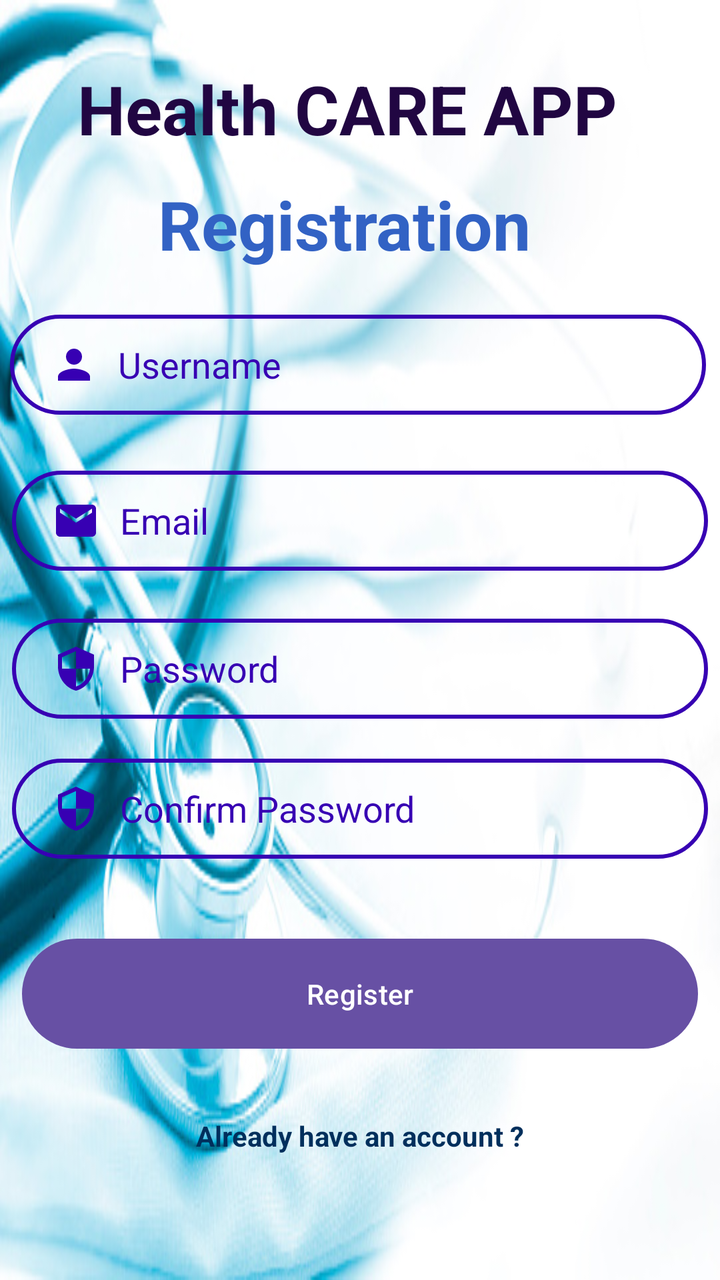
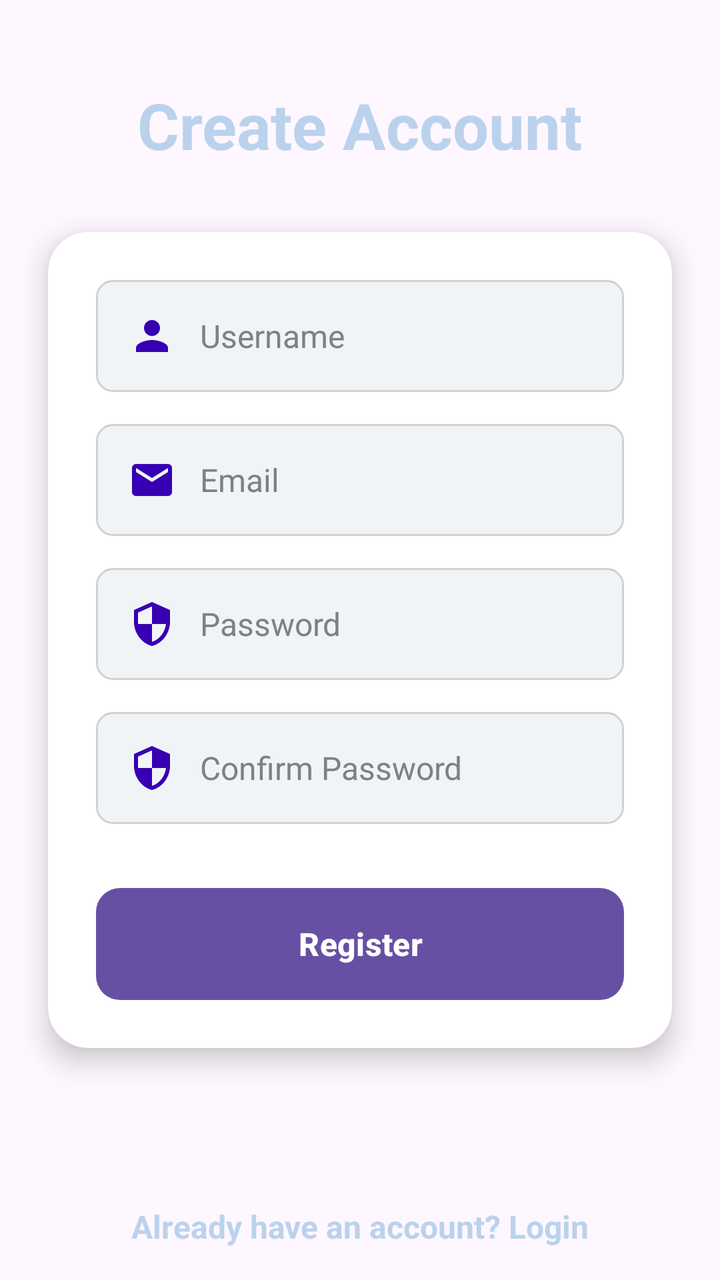

Before-and-after screenshots of an Android layout around one commit, followed by the original layout XML and the change that was made.
<!-- AndroidManifest.xml: application theme Theme.HealthCare -->
<!-- res/layout/activity_register.xml -->
<?xml version="1.0" encoding="utf-8"?>
<androidx.constraintlayout.widget.ConstraintLayout xmlns:android="http://schemas.android.com/apk/res/android"
    xmlns:app="http://schemas.android.com/apk/res-auto"
    xmlns:tools="http://schemas.android.com/tools"
    android:id="@+id/main"
    android:layout_width="match_parent"
    android:layout_height="match_parent"
    tools:context=".Views.RegisterActivity"
    android:background="@drawable/back">

    <TextView
        android:id="@+id/textView3"
        android:layout_width="wrap_content"
        android:layout_height="wrap_content"
        android:text="Health CARE APP"
        android:textColor="@color/colorDark"
        android:textSize="34sp"
        android:textStyle="bold"
        app:layout_constraintBottom_toBottomOf="parent"
        app:layout_constraintEnd_toEndOf="parent"
        app:layout_constraintHorizontal_bias="0.429"
        app:layout_constraintStart_toStartOf="parent"
        app:layout_constraintTop_toTopOf="parent"
        app:layout_constraintVertical_bias="0.053" />

    <TextView
        android:id="@+id/textView4"
        android:layout_width="wrap_content"
        android:layout_height="wrap_content"
        android:text="Registration"
        android:textColor="@color/colorPrimaryDark"
        android:textSize="34sp"
        android:textStyle="bold"
        app:layout_constraintBottom_toBottomOf="parent"
        app:layout_constraintEnd_toEndOf="parent"
        app:layout_constraintHorizontal_bias="0.455"
        app:layout_constraintStart_toStartOf="parent"
        app:layout_constraintTop_toBottomOf="@+id/textView3"
        app:layout_constraintVertical_bias="0.024" />

    <EditText
        android:id="@+id/editTextRegUserName"
        android:layout_width="348dp"
        android:layout_height="50dp"
        android:background="@drawable/input_bg"
        android:drawableLeft="@drawable/ic_baseline_person_24"
        android:drawablePadding="10dp"
        android:ems="10"
        android:hint="Username"
        android:inputType="textPersonName"
        android:paddingLeft="20dp"
        android:paddingTop="10dp"
        android:paddingRight="10dp"
        android:paddingBottom="10dp"
        android:textColor="@color/purple_700"
        android:textColorHint="@color/purple_700"
        app:layout_constraintBottom_toBottomOf="parent"
        app:layout_constraintEnd_toEndOf="parent"
        app:layout_constraintHorizontal_bias="0.412"
        app:layout_constraintStart_toStartOf="parent"
        app:layout_constraintTop_toBottomOf="@+id/textView4"
        app:layout_constraintVertical_bias="0.05" />

    <EditText
        android:id="@+id/editTextRegEmail"
        android:layout_width="348dp"
        android:layout_height="50dp"
        android:layout_marginTop="28dp"
        android:layout_marginBottom="304dp"
        android:background="@drawable/input_bg"
        android:drawableLeft="@drawable/ic_baseline_email_24"
        android:drawablePadding="10dp"
        android:ems="10"
        android:hint="Email"
        android:inputType="textPersonName"
        android:paddingLeft="20dp"
        android:paddingTop="10dp"
        android:paddingRight="10dp"
        android:paddingBottom="10dp"
        android:textColor="@color/purple_700"
        android:textColorHint="@color/purple_700"
        app:layout_constraintBottom_toBottomOf="parent"
        app:layout_constraintEnd_toEndOf="parent"
        app:layout_constraintHorizontal_bias="0.492"
        app:layout_constraintStart_toStartOf="parent"
        app:layout_constraintTop_toBottomOf="@+id/editTextRegUserName"
        app:layout_constraintVertical_bias="0.0" />

    <EditText
        android:id="@+id/editTextRegPassword"
        android:layout_width="348dp"
        android:layout_height="50dp"
        android:layout_marginTop="24dp"
        android:background="@drawable/input_bg"
        android:drawableLeft="@drawable/ic_baseline_security_24"
        android:drawablePadding="10dp"
        android:ems="10"
        android:hint="Password"
        android:inputType="textPassword"
        android:paddingLeft="20dp"
        android:paddingTop="10dp"
        android:paddingRight="10dp"
        android:paddingBottom="10dp"
        android:textColor="@color/purple_700"
        android:textColorHint="@color/purple_700"
        app:layout_constraintEnd_toEndOf="parent"
        app:layout_constraintHorizontal_bias="0.492"
        app:layout_constraintStart_toStartOf="parent"
        app:layout_constraintTop_toBottomOf="@+id/editTextRegEmail" />

    <EditText
        android:id="@+id/editTextRegConfirmPassword"
        android:layout_width="348dp"
        android:layout_height="50dp"
        android:layout_marginTop="20dp"
        android:background="@drawable/input_bg"
        android:drawableLeft="@drawable/ic_baseline_security_24"
        android:drawablePadding="10dp"
        android:ems="10"
        android:hint="Confirm Password"
        android:inputType="textPassword"
        android:paddingLeft="20dp"
        android:paddingTop="10dp"
        android:paddingRight="10dp"
        android:paddingBottom="10dp"
        android:textColor="@color/purple_700"
        android:textColorHint="@color/purple_700"
        app:layout_constraintEnd_toEndOf="parent"
        app:layout_constraintHorizontal_bias="0.492"
        app:layout_constraintStart_toStartOf="parent"
        app:layout_constraintTop_toBottomOf="@+id/editTextRegPassword" />

    <Button
        android:id="@+id/buttonRegister"
        android:layout_width="338dp"
        android:layout_height="55dp"
        android:layout_marginTop="40dp"
        android:background="@drawable/btn_bg"
        android:text="Register"
        app:layout_constraintEnd_toEndOf="parent"
        app:layout_constraintHorizontal_bias="0.493"
        app:layout_constraintStart_toStartOf="parent"
        app:layout_constraintTop_toBottomOf="@+id/editTextRegConfirmPassword" />

    <TextView
        android:id="@+id/textViewExistingUser"
        android:layout_width="wrap_content"
        android:layout_height="wrap_content"
        android:layout_marginTop="34dp"
        android:text="Already have an account ?"
        android:textColor="@color/bleutitre"
        android:textStyle="bold"
        app:layout_constraintBottom_toBottomOf="parent"
        app:layout_constraintEnd_toEndOf="parent"
        app:layout_constraintStart_toStartOf="parent"
        app:layout_constraintTop_toBottomOf="@+id/buttonRegister"
        app:layout_constraintVertical_bias="0.0" />

</androidx.constraintlayout.widget.ConstraintLayout>
<!-- resources referenced by this layout -->
<resources>
  <color name="bleutitre">#002F5C</color>
  <color name="colorDark">#FF210642</color>
  <color name="colorPrimaryDark">#3262C4</color>
  <color name="purple_700">#FF3700B3</color>
  <!-- drawable back: jpg bitmap (drawable, 62881 bytes) -->
  <!-- drawable btn_bg (drawable) -->
  <?xml version="1.0" encoding="utf-8"?>
  <shape xmlns:android="http://schemas.android.com/apk/res/android">
      <solid android:color="@color/colorWhite"/>
      <corners android:radius="70dp"/>
  </shape>
  <!-- drawable ic_baseline_email_24 (drawable) -->
  <vector android:height="24dp" android:tint="@color/purple_700"
      android:viewportHeight="24" android:viewportWidth="24"
      android:width="24dp" xmlns:android="http://schemas.android.com/apk/res/android">
      <path android:fillColor="@android:color/white" android:pathData="M20,4L4,4c-1.1,0 -1.99,0.9 -1.99,2L2,18c0,1.1 0.9,2 2,2h16c1.1,0 2,-0.9 2,-2L22,6c0,-1.1 -0.9,-2 -2,-2zM20,8l-8,5 -8,-5L4,6l8,5 8,-5v2z"/>
  </vector>
  <!-- drawable ic_baseline_person_24 (drawable) -->
  <vector android:height="24dp" android:tint="@color/purple_700"
      android:viewportHeight="24" android:viewportWidth="24"
      android:width="24dp" xmlns:android="http://schemas.android.com/apk/res/android">
      <path android:fillColor="@android:color/white" android:pathData="M12,12c2.21,0 4,-1.79 4,-4s-1.79,-4 -4,-4 -4,1.79 -4,4 1.79,4 4,4zM12,14c-2.67,0 -8,1.34 -8,4v2h16v-2c0,-2.66 -5.33,-4 -8,-4z"/>
  </vector>
  <!-- drawable ic_baseline_security_24 (drawable) -->
  <vector android:height="24dp" android:tint="@color/purple_700"
      android:viewportHeight="24" android:viewportWidth="24"
      android:width="24dp" xmlns:android="http://schemas.android.com/apk/res/android">
      <path android:fillColor="@android:color/white" android:pathData="M12,1L3,5v6c0,5.55 3.84,10.74 9,12 5.16,-1.26 9,-6.45 9,-12L21,5l-9,-4zM12,11.99h7c-0.53,4.12 -3.28,7.79 -7,8.94L12,12L5,12L5,6.3l7,-3.11v8.8z"/>
  </vector>
  <!-- drawable input_bg (drawable) -->
  <?xml version="1.0" encoding="utf-8"?>
  <shape xmlns:android="http://schemas.android.com/apk/res/android">
      <stroke android:color="@color/purple_700" android:width="2dp"/>
      <corners android:radius="70dp" />
  </shape>
  <style name="Theme.HealthCare" parent="Base.Theme.HealthCare" />
  <color name="colorWhite">#FFFFFF</color>
  <style name="Base.Theme.HealthCare" parent="Theme.Material3.DayNight.NoActionBar">
          
          
      </style>
</resources>

<!-- the commit's change to res/layout/activity_register.xml (unified diff, before → after) -->
@@ -1,159 +1,125 @@
 <?xml version="1.0" encoding="utf-8"?>
-<androidx.constraintlayout.widget.ConstraintLayout xmlns:android="http://schemas.android.com/apk/res/android"
+<androidx.constraintlayout.widget.ConstraintLayout
+    xmlns:android="http://schemas.android.com/apk/res/android"
     xmlns:app="http://schemas.android.com/apk/res-auto"
     xmlns:tools="http://schemas.android.com/tools"
     android:id="@+id/main"
     android:layout_width="match_parent"
     android:layout_height="match_parent"
     tools:context=".Views.RegisterActivity"
-    android:background="@drawable/back">
+    android:background="@drawable/subtle_blue_gradient">
 
+    
     <TextView
-        android:id="@+id/textView3"
+        android:id="@+id/title_form"
         android:layout_width="wrap_content"
         android:layout_height="wrap_content"
-        android:text="Health CARE APP"
-        android:textColor="@color/colorDark"
-        android:textSize="34sp"
+        android:text="Create Account"
+        android:textColor="@color/bleu"
+        android:textSize="32sp"
         android:textStyle="bold"
+        android:layout_marginBottom="32dp"
+        app:layout_constraintBottom_toTopOf="@+id/card_view_register"
+        app:layout_constraintEnd_toEndOf="@+id/card_view_register"
+        app:layout_constraintStart_toStartOf="@+id/card_view_register" />
+
+    
+    <androidx.cardview.widget.CardView
+        android:id="@+id/card_view_register"
+        android:layout_width="0dp"
+        android:layout_height="wrap_content"
+        android:layout_marginStart="24dp"
+        android:layout_marginEnd="24dp"
+        app:cardCornerRadius="20dp"
+        app:cardElevation="8dp"
         app:layout_constraintBottom_toBottomOf="parent"
         app:layout_constraintEnd_toEndOf="parent"
-        app:layout_constraintHorizontal_bias="0.429"
         app:layout_constraintStart_toStartOf="parent"
-        app:layout_constraintTop_toTopOf="parent"
-        app:layout_constraintVertical_bias="0.053" />
+        app:layout_constraintTop_toTopOf="parent">
 
-    <TextView
-        android:id="@+id/textView4"
-        android:layout_width="wrap_content"
-        android:layout_height="wrap_content"
-        android:text="Registration"
-        android:textColor="@color/colorPrimaryDark"
-        android:textSize="34sp"
-        android:textStyle="bold"
-        app:layout_constraintBottom_toBottomOf="parent"
-        app:layout_constraintEnd_toEndOf="parent"
-        app:layout_constraintHorizontal_bias="0.455"
-        app:layout_constraintStart_toStartOf="parent"
-        app:layout_constraintTop_toBottomOf="@+id/textView3"
-        app:layout_constraintVertical_bias="0.024" />
+        <androidx.constraintlayout.widget.ConstraintLayout
+            android:layout_width="match_parent"
+            android:layout_height="wrap_content"
+            android:padding="24dp">
 
-    <EditText
-        android:id="@+id/editTextRegUserName"
-        android:layout_width="348dp"
-        android:layout_height="50dp"
-        android:background="@drawable/input_bg"
-        android:drawableLeft="@drawable/ic_baseline_person_24"
-        android:drawablePadding="10dp"
-        android:ems="10"
-        android:hint="Username"
-        android:inputType="textPersonName"
-        android:paddingLeft="20dp"
-        android:paddingTop="10dp"
-        android:paddingRight="10dp"
-        android:paddingBottom="10dp"
-        android:textColor="@color/purple_700"
-        android:textColorHint="@color/purple_700"
-        app:layout_constraintBottom_toBottomOf="parent"
-        app:layout_constraintEnd_toEndOf="parent"
-        app:layout_constraintHorizontal_bias="0.412"
-        app:layout_constraintStart_toStartOf="parent"
-        app:layout_constraintTop_toBottomOf="@+id/textView4"
-        app:layout_constraintVertical_bias="0.05" />
+            
+            <EditText
+                android:id="@+id/editTextRegUserName"
+                style="@style/LoginEditText"
+                android:drawableStart="@drawable/ic_baseline_person_24"
+                android:hint="Username"
+                android:inputType="textPersonName"
+                app:layout_constraintEnd_toEndOf="parent"
+                app:layout_constraintStart_toStartOf="parent"
+                app:layout_constraintTop_toTopOf="parent" />
 
-    <EditText
-        android:id="@+id/editTextRegEmail"
-        android:layout_width="348dp"
-        android:layout_height="50dp"
-        android:layout_marginTop="28dp"
-        android:layout_marginBottom="304dp"
-        android:background="@drawable/input_bg"
-        android:drawableLeft="@drawable/ic_baseline_email_24"
-        android:drawablePadding="10dp"
-        android:ems="10"
-        android:hint="Email"
-        android:inputType="textPersonName"
-        android:paddingLeft="20dp"
-        android:paddingTop="10dp"
-        android:paddingRight="10dp"
-        android:paddingBottom="10dp"
-        android:textColor="@color/purple_700"
-        android:textColorHint="@color/purple_700"
-        app:layout_constraintBottom_toBottomOf="parent"
-        app:layout_constraintEnd_toEndOf="parent"
-        app:layout_constraintHorizontal_bias="0.492"
-        app:layout_constraintStart_toStartOf="parent"
-        app:layout_constraintTop_toBottomOf="@+id/editTextRegUserName"
-        app:layout_constraintVertical_bias="0.0" />
+            
+            <EditText
+                android:id="@+id/editTextRegEmail"
+                style="@style/LoginEditText"
+                android:layout_marginTop="16dp"
+                android:drawableStart="@drawable/ic_baseline_email_24"
+                android:hint="Email"
+                android:inputType="textEmailAddress"
+                app:layout_constraintEnd_toEndOf="parent"
+                app:layout_constraintStart_toStartOf="parent"
+                app:layout_constraintTop_toBottomOf="@+id/editTextRegUserName" />
 
-    <EditText
-        android:id="@+id/editTextRegPassword"
-        android:layout_width="348dp"
-        android:layout_height="50dp"
-        android:layout_marginTop="24dp"
-        android:background="@drawable/input_bg"
-        android:drawableLeft="@drawable/ic_baseline_security_24"
-        android:drawablePadding="10dp"
-        android:ems="10"
-        android:hint="Password"
-        android:inputType="textPassword"
-        android:paddingLeft="20dp"
-        android:paddingTop="10dp"
-        android:paddingRight="10dp"
-        android:paddingBottom="10dp"
-        android:textColor="@color/purple_700"
-        android:textColorHint="@color/purple_700"
-        app:layout_constraintEnd_toEndOf="parent"
-        app:layout_constraintHorizontal_bias="0.492"
-        app:layout_constraintStart_toStartOf="parent"
-        app:layout_constraintTop_toBottomOf="@+id/editTextRegEmail" />
+            
+            <EditText
+                android:id="@+id/editTextRegPassword"
+                style="@style/LoginEditText"
+                android:layout_marginTop="16dp"
+                android:drawableStart="@drawable/ic_baseline_security_24"
+                android:hint="Password"
+                android:inputType="textPassword"
+                app:layout_constraintEnd_toEndOf="parent"
+                app:layout_constraintStart_toStartOf="parent"
+                app:layout_constraintTop_toBottomOf="@+id/editTextRegEmail" />
 
-    <EditText
-        android:id="@+id/editTextRegConfirmPassword"
-        android:layout_width="348dp"
-        android:layout_height="50dp"
-        android:layout_marginTop="20dp"
-        android:background="@drawable/input_bg"
-        android:drawableLeft="@drawable/ic_baseline_security_24"
-        android:drawablePadding="10dp"
-        android:ems="10"
-        android:hint="Confirm Password"
-        android:inputType="textPassword"
-        android:paddingLeft="20dp"
-        android:paddingTop="10dp"
-        android:paddingRight="10dp"
-        android:paddingBottom="10dp"
-        android:textColor="@color/purple_700"
-        android:textColorHint="@color/purple_700"
-        app:layout_constraintEnd_toEndOf="parent"
-        app:layout_constraintHorizontal_bias="0.492"
-        app:layout_constraintStart_toStartOf="parent"
-        app:layout_constraintTop_toBottomOf="@+id/editTextRegPassword" />
+            
+            <EditText
+                android:id="@+id/editTextRegConfirmPassword"
+                style="@style/LoginEditText"
+                android:layout_marginTop="16dp"
+                android:drawableStart="@drawable/ic_baseline_security_24"
+                android:hint="Confirm Password"
+                android:inputType="textPassword"
+                app:layout_constraintEnd_toEndOf="parent"
+                app:layout_constraintStart_toStartOf="parent"
+                app:layout_constraintTop_toBottomOf="@+id/editTextRegPassword" />
 
-    <Button
-        android:id="@+id/buttonRegister"
-        android:layout_width="338dp"
-        android:layout_height="55dp"
-        android:layout_marginTop="40dp"
-        android:background="@drawable/btn_bg"
-        android:text="Register"
-        app:layout_constraintEnd_toEndOf="parent"
-        app:layout_constraintHorizontal_bias="0.493"
-        app:layout_constraintStart_toStartOf="parent"
-        app:layout_constraintTop_toBottomOf="@+id/editTextRegConfirmPassword" />
+            
+            <Button
+                android:id="@+id/buttonRegister"
+                android:layout_width="0dp"
+                android:layout_height="56dp"
+                android:layout_marginTop="32dp"
+                android:background="@drawable/modern_button_background"
+                android:text="Register"
+                android:textColor="@android:color/white"
+                android:textSize="16sp"
+                android:textStyle="bold"
+                app:layout_constraintEnd_toEndOf="parent"
+                app:layout_constraintStart_toStartOf="parent"
+                app:layout_constraintTop_toBottomOf="@+id/editTextRegConfirmPassword"
+                app:layout_constraintBottom_toBottomOf="parent"/>
 
+        </androidx.constraintlayout.widget.ConstraintLayout>
+    </androidx.cardview.widget.CardView>
+
+    
     <TextView
         android:id="@+id/textViewExistingUser"
         android:layout_width="wrap_content"
         android:layout_height="wrap_content"
-        android:layout_marginTop="34dp"
-        android:text="Already have an account ?"
-        android:textColor="@color/bleutitre"
+        android:padding="16dp"
+        android:text="Already have an account? Login"
+        android:textColor="@color/bleu"
+        android:textSize="16sp"
         android:textStyle="bold"
         app:layout_constraintBottom_toBottomOf="parent"
         app:layout_constraintEnd_toEndOf="parent"
-        app:layout_constraintStart_toStartOf="parent"
-        app:layout_constraintTop_toBottomOf="@+id/buttonRegister"
-        app:layout_constraintVertical_bias="0.0" />
+        app:layout_constraintStart_toStartOf="parent" />
 
 </androidx.constraintlayout.widget.ConstraintLayout>
<!-- resource entries referenced after the edit -->
@@ -1,16 +1,29 @@
 <!-- resources referenced by this layout -->
 <resources>
-  <color name="bleutitre">#002F5C</color>
-  <color name="colorDark">#FF210642</color>
-  <color name="colorPrimaryDark">#3262C4</color>
+  <color name="bleu">#BBD2EC</color>
   <color name="purple_700">#FF3700B3</color>
-  <!-- drawable back: jpg bitmap (drawable, 62881 bytes) -->
-  <!-- drawable btn_bg (drawable) -->
-  <?xml version="1.0" encoding="utf-8"?>
-  <shape xmlns:android="http://schemas.android.com/apk/res/android">
-      <solid android:color="@color/colorWhite"/>
-      <corners android:radius="70dp"/>
-  </shape>
+  <!-- drawable edittext_background (drawable) -->
+  <selector xmlns:android="http://schemas.android.com/apk/res/android">
+  
+      
+      <item android:state_focused="true">
+          <shape android:shape="rectangle">
+              <solid android:color="#FFFFFF" />
+              <corners android:radius="8dp" />
+              <stroke android:width="2dp" android:color="@color/bleu" /> 
+          </shape>
+      </item>
+  
+      
+      <item>
+          <shape android:shape="rectangle">
+              <solid android:color="#F0F4F7" /> 
+              <corners android:radius="8dp" />
+              <stroke android:width="1dp" android:color="#D0D0D0" /> 
+          </shape>
+      </item>
+  
+  </selector>
   <!-- drawable ic_baseline_email_24 (drawable) -->
   <vector android:height="24dp" android:tint="@color/purple_700"
       android:viewportHeight="24" android:viewportWidth="24"
@@ -29,14 +42,34 @@
       android:width="24dp" xmlns:android="http://schemas.android.com/apk/res/android">
       <path android:fillColor="@android:color/white" android:pathData="M12,1L3,5v6c0,5.55 3.84,10.74 9,12 5.16,-1.26 9,-6.45 9,-12L21,5l-9,-4zM12,11.99h7c-0.53,4.12 -3.28,7.79 -7,8.94L12,12L5,12L5,6.3l7,-3.11v8.8z"/>
   </vector>
-  <!-- drawable input_bg (drawable) -->
+  <!-- drawable modern_button_background (drawable) -->
+  <ripple xmlns:android="http://schemas.android.com/apk/res/android"
+      android:color="#FFFFFF"> 
+  
+       <item>
+          <shape android:shape="rectangle">
+              <solid android:color="@color/bleu"/> 
+              <corners android:radius="12dp"/>
+          </shape>
+      </item>
+  </ripple>
+  <!-- drawable subtle_blue_gradient (drawable) -->
   <?xml version="1.0" encoding="utf-8"?>
-  <shape xmlns:android="http://schemas.android.com/apk/res/android">
-      <stroke android:color="@color/purple_700" android:width="2dp"/>
-      <corners android:radius="70dp" />
-  </shape>
+  <selector xmlns:android="http://schemas.android.com/apk/res/android">
+  
+  </selector>
+  <style name="LoginEditText">
+          <item name="android:layout_width">0dp</item>
+          <item name="android:layout_height">56dp</item>
+          <item name="android:background">@drawable/edittext_background</item>
+          <item name="android:paddingStart">16dp</item>
+          <item name="android:paddingEnd">16dp</item>
+          <item name="android:drawablePadding">12dp</item>
+          <item name="android:textColor">@color/bleu</item>
+          <item name="android:textColorHint">#808080</item>
+          <item name="android:textSize">16sp</item>
+      </style>
   <style name="Theme.HealthCare" parent="Base.Theme.HealthCare" />
-  <color name="colorWhite">#FFFFFF</color>
   <style name="Base.Theme.HealthCare" parent="Theme.Material3.DayNight.NoActionBar">
           
           
